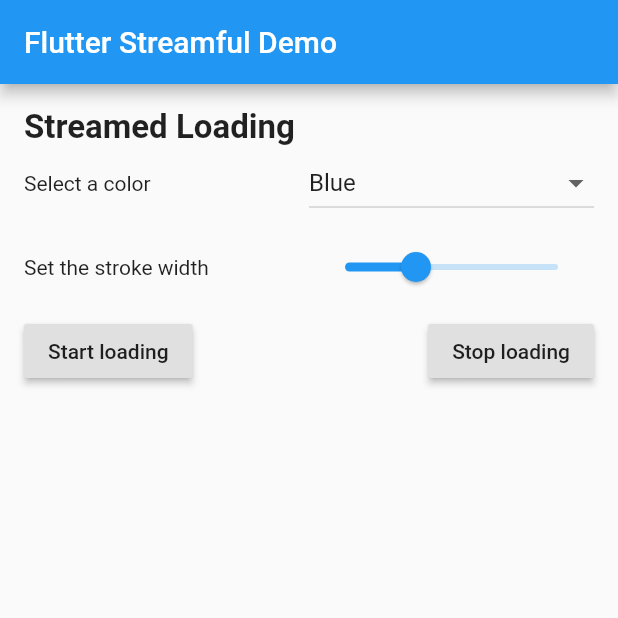
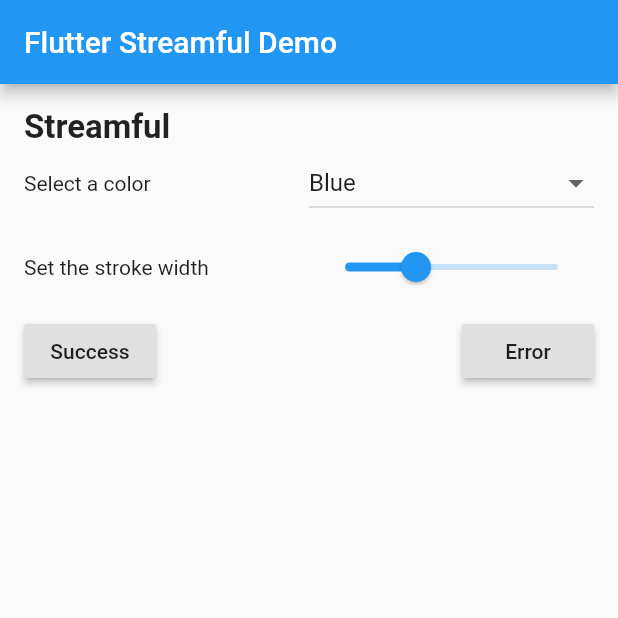
Before and after one commit to dariof28/streamful, a Flutter app: the screen it shows after launch, on a phone screen of 412 x 824 dp, the top half of it. Run offline on Flutter 3.47's test engine with Material 2 defaults, Android fonts, the phone set to English and light mode, and no system bars; our stand-ins replace rxdart.

Commit message:
feat: update example project

```diff
--- a/example/lib/main.dart
+++ b/example/lib/main.dart
@@ -50,7 +50,7 @@ class _MyHomePageState extends State<MyHomePage> {
         Container(
           alignment: Alignment.centerLeft,
           child: Text(
-            'Streamed Loading',
+            'Streamful',
             style: TextStyle(fontWeight: FontWeight.bold, fontSize: 22.0),
           ),
         ),
@@ -66,10 +66,15 @@ class _MyHomePageState extends State<MyHomePage> {
           padding: const EdgeInsets.only(bottom: 8.0),
           child: _buildActionButtons(),
         ),
-        StreamedLoading(
-          stream: bloc.isLoading,
-          color: _color,
-          strokeWidth: _strokeWidth,
+        StreamWidget<String>(
+          stream: bloc.data,
+          onData: (data) => Text(data),
+          onError: (error) => Text(error.toString()),
+          onLoad: StreamedLoading(
+            stream: bloc.isLoading,
+            color: _color,
+            strokeWidth: _strokeWidth,
+          ),
         ),
       ],
     );
@@ -149,20 +154,16 @@ class _MyHomePageState extends State<MyHomePage> {
       children: [
         RaisedButton(
           onPressed: () {
-            setState(() {
-              bloc.loadStart();
-            });
+            bloc.getData();
           },
-          child: Text('Start loading'),
+          child: Text('Success'),
         ),
         Spacer(),
         RaisedButton(
           onPressed: () {
-            setState(() {
-              bloc.loadStop();
-            });
+            bloc.getError();
           },
-          child: Text('Stop loading'),
+          child: Text('Error'),
         ),
       ],
     );
```
Also changed, not shown: example/lib/bloc.dart (+26 -1 lines).
